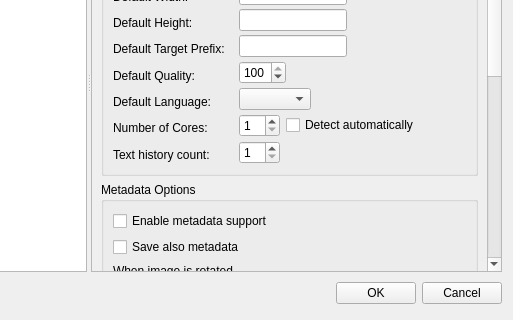
This is dialogs/optionsdialog.ui in marek629/SIR as Qt 5 draws it before an edit; both pictures show x 124 to 637 and y 119 to 439 of the 637 by 439 pixel window. The edited form follows.
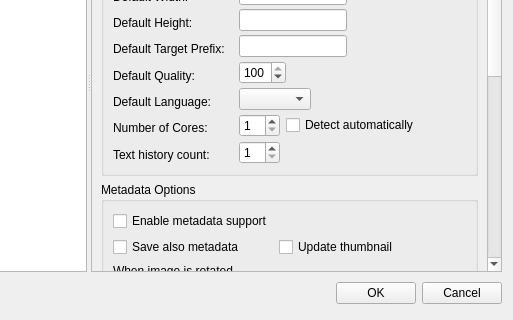
This is the edited form. Icons and pictures are not drawn. Custom widgets are drawn as their Qt base class.

Commit message: check box 'update thumbnail' added in OptionsDialog; ExifStruct::thumbnailPixmap changed to QImage

What changed in the file:
```diff
--- a/dialogs/optionsdialog.ui
+++ b/dialogs/optionsdialog.ui
@@ -80,9 +80,9 @@
        <property name="geometry">
         <rect>
          <x>0</x>
-         <y>-260</y>
+         <y>-290</y>
          <width>407</width>
-         <height>772</height>
+         <height>774</height>
         </rect>
        </property>
        <layout class="QVBoxLayout" name="verticalLayout_2">
@@ -320,6 +320,8 @@
           </property>
           <layout class="QVBoxLayout" name="verticalLayout_3">
            <item>
+            <layout class="QGridLayout" name="gridLayout">
+             <item row="0" column="0">
             <widget class="QCheckBox" name="metadataCheckBox">
              <property name="sizePolicy">
               <sizepolicy hsizetype="Fixed" vsizetype="Fixed">
@@ -335,12 +337,24 @@
              </property>
             </widget>
            </item>
-           <item>
+             <item row="1" column="0">
             <widget class="QCheckBox" name="saveMetadataCheckBox">
              <property name="text">
               <string>Save also metadata</string>
              </property>
             </widget>
+             </item>
+             <item row="1" column="1">
+              <widget class="QCheckBox" name="thumbnailCheckBox">
+               <property name="toolTip">
+                <string comment="When image changed SIR'll save current thumbnail in Exif metadata"/>
+               </property>
+               <property name="text">
+                <string>Update thumbnail</string>
+               </property>
+              </widget>
+             </item>
+            </layout>
            </item>
            <item>
             <widget class="QGroupBox" name="rotateGroupBox">
```
Lines whose indentation alone changed are shown as unchanged. The commit also changes 12 other files.
